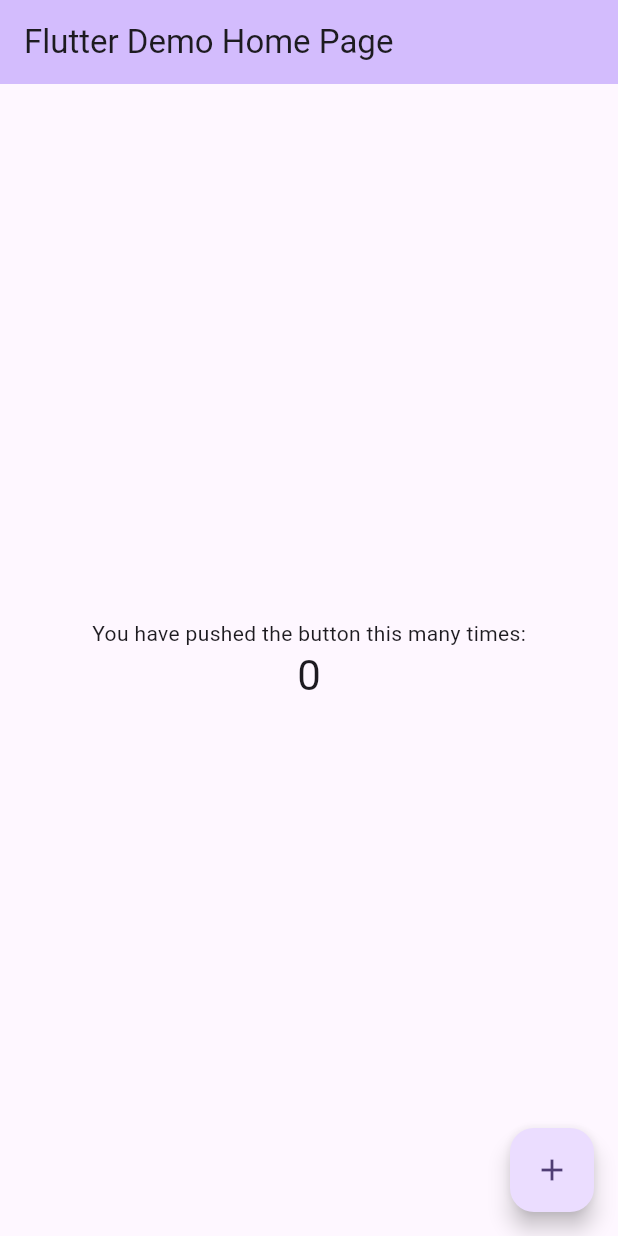
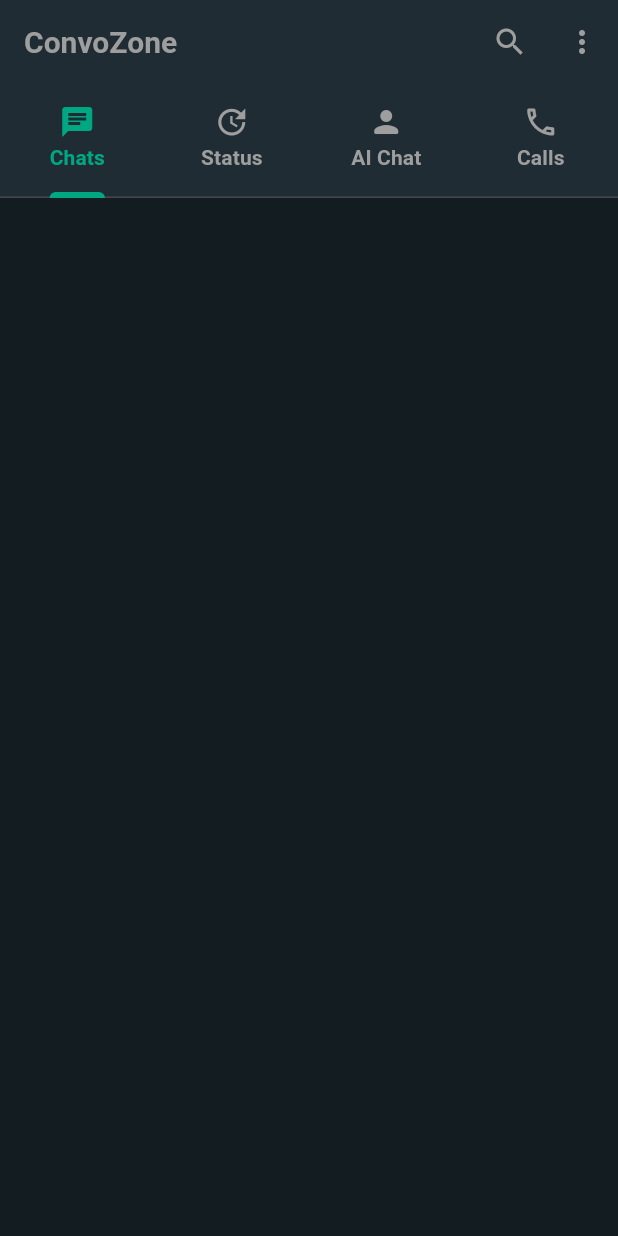
Before and after one commit to vishal-sah/ConvoZone, a Flutter app: the screen it shows after launch, on a phone screen of 412 x 824 dp. Run offline on Flutter 3.47's test engine with Material 3 defaults, Android fonts, the phone set to English and light mode, and no system bars.

Commit message:
Add new screen layouts and color constants

```diff
--- /dev/null
+++ b/lib/colors.dart
@@ -0,0 +1,12 @@
+import 'dart:ui';
+
+const backgroundColor = Color.fromRGBO(19, 28, 33, 1);
+const textColor = Color.fromRGBO(241, 241, 242, 1);
+const appBarColor = Color.fromRGBO(31, 44, 52, 1);
+const webAppBarColor = Color.fromRGBO(42, 47, 50, 1);
+const messageColor = Color.fromRGBO(5, 96, 98, 1);
+const senderMessageColor = Color.fromRGBO(37, 45, 49, 1);
+const tabColor = Color.fromRGBO(0, 167, 131, 1);
+const searchBarColor = Color.fromRGBO(50, 55, 57, 1);
+const dividerColor = Color.fromRGBO(37, 45, 50, 1);
+const chatBarColor = Color.fromRGBO(30, 36, 40, 1);
--- a/lib/main.dart
+++ b/lib/main.dart
@@ -1,3 +1,7 @@
+import 'package:convo_zone/colors.dart';
+import 'package:convo_zone/responsive/responsive_layout.dart';
+import 'package:convo_zone/screens/mobile_screen_layout.dart';
+import 'package:convo_zone/screens/web_screen_layout.dart';
 import 'package:flutter/material.dart';
 
 void main() {
@@ -7,119 +11,18 @@
 class MyApp extends StatelessWidget {
   const MyApp({super.key});
 
-  // This widget is the root of your application.
   @override
   Widget build(BuildContext context) {
     return MaterialApp(
+      debugShowCheckedModeBanner: false,
       title: 'Flutter Demo',
-      theme: ThemeData(
-        // This is the theme of your application.
-        //
-        // TRY THIS: Try running your application with "flutter run". You'll see
-        // the application has a purple toolbar. Then, without quitting the app,
-        // try changing the seedColor in the colorScheme below to Colors.green
-        // and then invoke "hot reload" (save your changes or press the "hot
-        // reload" button in a Flutter-supported IDE, or press "r" if you used
-        // the command line to start the app).
-        //
-        // Notice that the counter didn't reset back to zero; the application
-        // state is not lost during the reload. To reset the state, use hot
-        // restart instead.
-        //
-        // This works for code too, not just values: Most code changes can be
-        // tested with just a hot reload.
-        colorScheme: ColorScheme.fromSeed(seedColor: Colors.deepPurple),
-        useMaterial3: true,
+      theme: ThemeData.dark().copyWith(
+        scaffoldBackgroundColor: backgroundColor,
       ),
-      home: const MyHomePage(title: 'Flutter Demo Home Page'),
+      home: const ResponsiveLayout(
+        mobileScreenLayout: MobileScreenLayout(),
+        webScreenLayout: WebScreenLayout(),
+      ),
     );
   }
 }
-
-class MyHomePage extends StatefulWidget {
-  const MyHomePage({super.key, required this.title});
-
-  // This widget is the home page of your application. It is stateful, meaning
-  // that it has a State object (defined below) that contains fields that affect
-  // how it looks.
-
-  // This class is the configuration for the state. It holds the values (in this
-  // case the title) provided by the parent (in this case the App widget) and
-  // used by the build method of the State. Fields in a Widget subclass are
-  // always marked "final".
-
-  final String title;
-
-  @override
-  State<MyHomePage> createState() => _MyHomePageState();
-}
-
-class _MyHomePageState extends State<MyHomePage> {
-  int _counter = 0;
-
-  void _incrementCounter() {
-    setState(() {
-      // This call to setState tells the Flutter framework that something has
-      // changed in this State, which causes it to rerun the build method below
-      // so that the display can reflect the updated values. If we changed
-      // _counter without calling setState(), then the build method would not be
-      // called again, and so nothing would appear to happen.
-      _counter++;
-    });
-  }
-
-  @override
-  Widget build(BuildContext context) {
-    // This method is rerun every time setState is called, for instance as done
-    // by the _incrementCounter method above.
-    //
-    // The Flutter framework has been optimized to make rerunning build methods
-    // fast, so that you can just rebuild anything that needs updating rather
-    // than having to individually change instances of widgets.
-    return Scaffold(
-      appBar: AppBar(
-        // TRY THIS: Try changing the color here to a specific color (to
-        // Colors.amber, perhaps?) and trigger a hot reload to see the AppBar
-        // change color while the other colors stay the same.
-        backgroundColor: Theme.of(context).colorScheme.inversePrimary,
-        // Here we take the value from the MyHomePage object that was created by
-        // the App.build method, and use it to set our appbar title.
-        title: Text(widget.title),
-      ),
-      body: Center(
-        // Center is a layout widget. It takes a single child and positions it
-        // in the middle of the parent.
-        child: Column(
-          // Column is also a layout widget. It takes a list of children and
-          // arranges them vertically. By default, it sizes itself to fit its
-          // children horizontally, and tries to be as tall as its parent.
-          //
-          // Column has various properties to control how it sizes itself and
-          // how it positions its children. Here we use mainAxisAlignment to
-          // center the children vertically; the main axis here is the vertical
-          // axis because Columns are vertical (the cross axis would be
-          // horizontal).
-          //
-          // TRY THIS: Invoke "debug painting" (choose the "Toggle Debug Paint"
-          // action in the IDE, or press "p" in the console), to see the
-          // wireframe for each widget.
-          mainAxisAlignment: MainAxisAlignment.center,
-          children: <Widget>[
-            const Text(
-              'You have pushed the button this many times:',
-            ),
-            Text(
-              '$_counter',
-              style: Theme.of(context).textTheme.headlineMedium,
-            ),
-          ],
-        ),
-      ),
-      floatingActionButton: FloatingActionButton(
-        onPressed: _incrementCounter,
-        tooltip: 'Increment',
-        child: const Icon(Icons.add),
-      ), // This trailing comma makes auto-formatting nicer for build methods.
-    );
-  }
-}
--- /dev/null
+++ b/lib/responsive/responsive_layout.dart
@@ -0,0 +1,26 @@
+import 'package:flutter/material.dart';
+
+class ResponsiveLayout extends StatelessWidget {
+  final Widget mobileScreenLayout;
+  final Widget webScreenLayout;
+  const ResponsiveLayout(
+      {super.key,
+      required this.mobileScreenLayout,
+      required this.webScreenLayout});
+
+  @override
+  Widget build(BuildContext context) {
+    return LayoutBuilder(
+      builder: (BuildContext context, BoxConstraints constraints) {
+        // WEB Layout
+        if (constraints.maxWidth > 900) {
+          return webScreenLayout;
+        }
+        // PHONE Layout
+        else {
+          return mobileScreenLayout;
+        }
+      },
+    );
+  }
+}
--- /dev/null
+++ b/lib/screens/mobile_screen_layout.dart
@@ -0,0 +1,67 @@
+import 'package:convo_zone/colors.dart';
+import 'package:flutter/material.dart';
+
+class MobileScreenLayout extends StatelessWidget {
+  const MobileScreenLayout({super.key});
+
+  @override
+  Widget build(BuildContext context) {
+    return DefaultTabController(
+      length: 4,
+      child: Scaffold(
+        appBar: AppBar(
+          backgroundColor: appBarColor,
+          elevation: 0,
+          title: const Text(
+            'ConvoZone',
+            style: TextStyle(
+              color: Colors.grey,
+              fontSize: 20,
+              fontWeight: FontWeight.bold,
+            ),
+          ),
+          actions: [
+            IconButton(
+              onPressed: () {},
+              icon: const Icon(
+                Icons.search,
+                color: Colors.grey,
+              ),
+            ),
+            IconButton(
+              onPressed: () {},
+              icon: const Icon(
+                Icons.more_vert,
+                color: Colors.grey,
+              ),
+            ),
+          ],
+          bottom: const TabBar(
+            indicatorColor: tabColor,
+            indicatorWeight: 4,
+            labelColor: tabColor,
+            unselectedLabelColor: Colors.grey,
+            labelStyle: TextStyle(
+              fontWeight: FontWeight.bold,
+            ),
+            tabs: [
+              Tab(
+                text: 'Chats',
+                icon: Icon(Icons.chat),
+              ),
+              Tab(
+                text: 'Status',
+                icon: Icon(Icons.update),
+              ),
+              Tab(text: 'AI Chat', icon: Icon(Icons.person_rounded)),
+              Tab(
+                text: 'Calls',
+                icon: Icon(Icons.call_outlined),
+              ),
+            ],
+          ),
+        ),
+      ),
+    );
+  }
+}
```
Also changed, not shown: lib/info.dart (added, +122 -0 lines), lib/screens/web_screen_layout.dart (added, +14 -0 lines).
